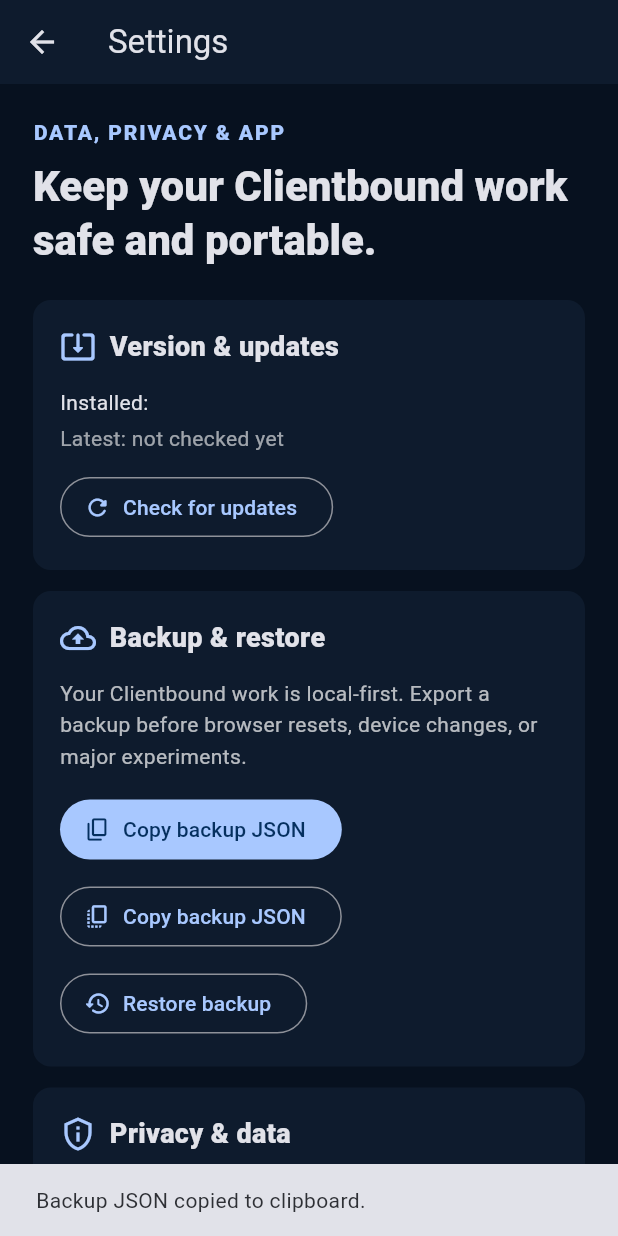
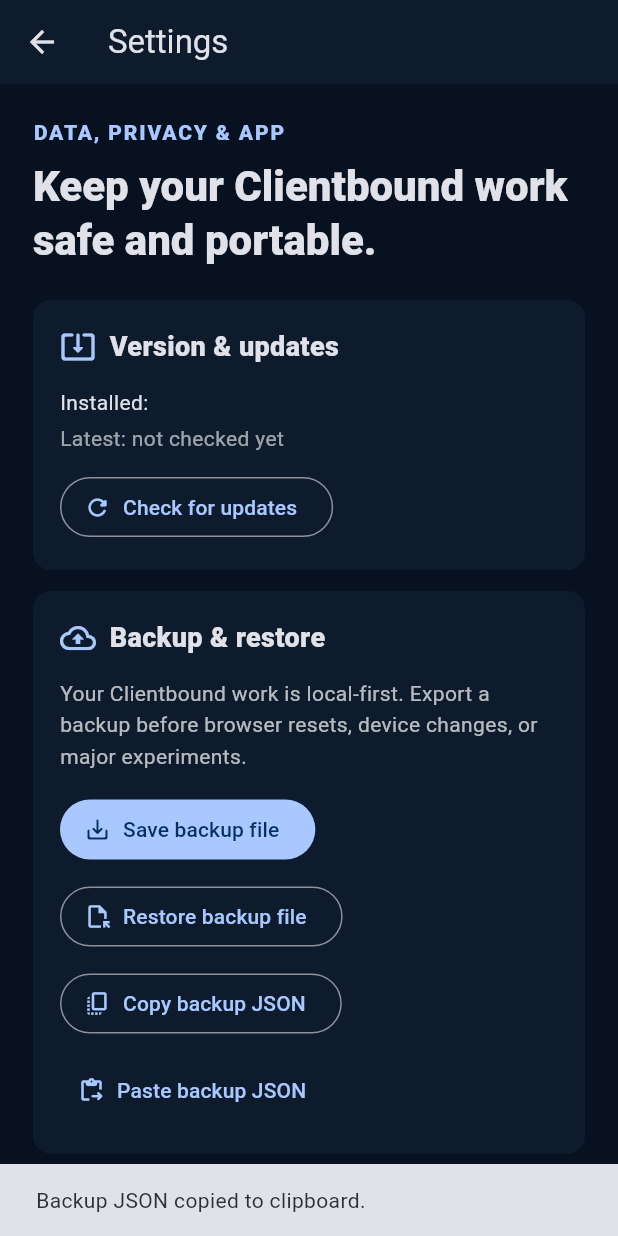
Before and after one commit to GraysonSeven/graysonseven.github.io, a Flutter app: the SettingsPage screen opened directly with empty values, after a tap on "Copy backup JSON", on a phone screen of 412 x 824 dp. Run offline on Flutter 3.47's test engine with Material 3 defaults, Android fonts, the phone set to English and light mode, and no system bars; our stand-ins replace file_picker, shared_preferences; missing offline and left inert: dart:html; accounts and stored records are empty; network calls fail.

Commit message:
ci: stage Clientbound v1.0 backup portability

```diff
--- a/clientbound-src/lib/settings_page.dart
+++ b/clientbound-src/lib/settings_page.dart
@@ -5,7 +5,7 @@
 
 import 'app_reload.dart';
 import 'app_settings_store.dart';
-import 'backup_download.dart';
+import 'backup_file_service.dart';
 import 'backup_service.dart';
 import 'community_store.dart';
 import 'progress_store.dart';
@@ -158,27 +158,24 @@
                 runSpacing: 10,
                 children: [
                   FilledButton.icon(
-                    onPressed: () => _exportBackup(context, backup),
-                    icon: Icon(
-                      kIsWeb
-                          ? Icons.download_rounded
-                          : Icons.copy_rounded,
-                    ),
-                    label: Text(
-                      kIsWeb
-                          ? 'Download backup'
-                          : 'Copy backup JSON',
-                    ),
+                    onPressed: () => _saveBackupFile(context, backup),
+                    icon: const Icon(Icons.save_alt_rounded),
+                    label: const Text('Save backup file'),
+                  ),
+                  OutlinedButton.icon(
+                    onPressed: () => _restoreBackupFile(context, backup),
+                    icon: const Icon(Icons.file_open_outlined),
+                    label: const Text('Restore backup file'),
                   ),
                   OutlinedButton.icon(
                     onPressed: () => _copyBackup(context, backup),
                     icon: const Icon(Icons.copy_all_rounded),
                     label: const Text('Copy backup JSON'),
                   ),
-                  OutlinedButton.icon(
-                    onPressed: () => _restoreBackup(context, backup),
-                    icon: const Icon(Icons.restore_rounded),
-                    label: const Text('Restore backup'),
+                  TextButton.icon(
+                    onPressed: () => _restoreBackupJson(context, backup),
+                    icon: const Icon(Icons.content_paste_go_rounded),
+                    label: const Text('Paste backup JSON'),
                   ),
                 ],
               ),
@@ -311,27 +308,50 @@
     }
   }
 
-  Future<void> _exportBackup(
+  Future<void> _saveBackupFile(
     BuildContext context,
     BackupService backup,
   ) async {
     final json = backup.createBackupJson();
-    final day =
-        DateTime.now().toUtc().toIso8601String().split('T').first;
-    final filename = 'clientbound-backup-$day.json';
-    final downloaded = await downloadBackupText(json, filename);
-    if (!downloaded) {
-      await Clipboard.setData(ClipboardData(text: json));
-    }
-    if (context.mounted) {
+    final filename = BackupFileService.filenameForDate(DateTime.now());
+
+    try {
+      final saved = await BackupFileService.saveBackup(
+        contents: json,
+        filename: filename,
+      );
+      if (!context.mounted) return;
       ScaffoldMessenger.of(context).showSnackBar(
         SnackBar(
           content: Text(
-            downloaded
-                ? 'Clientbound backup downloaded.'
-                : 'Backup JSON copied to clipboard.',
+            saved ? 'Clientbound backup file saved.' : 'Backup save canceled.',
           ),
         ),
+      );
+    } catch (error) {
+      if (!context.mounted) return;
+      ScaffoldMessenger.of(context).showSnackBar(
+        SnackBar(content: Text('Could not save backup file: $error')),
+      );
+    }
+  }
+
+  Future<void> _restoreBackupFile(
+    BuildContext context,
+    BackupService backup,
+  ) async {
+    try {
+      final raw = await BackupFileService.pickBackupText();
+      if (raw == null) return;
+      await backup.restoreBackupJson(raw);
+      if (!context.mounted) return;
+      ScaffoldMessenger.of(context).showSnackBar(
+        const SnackBar(content: Text('Backup file restored successfully.')),
+      );
+    } catch (error) {
+      if (!context.mounted) return;
+      ScaffoldMessenger.of(context).showSnackBar(
+        SnackBar(content: Text('Backup file restore rejected: $error')),
       );
     }
   }
@@ -350,7 +370,7 @@
     }
   }
 
-  Future<void> _restoreBackup(
+  Future<void> _restoreBackupJson(
     BuildContext context,
     BackupService backup,
   ) async {
@@ -358,7 +378,7 @@
     final accepted = await showDialog<bool>(
       context: context,
       builder: (context) => AlertDialog(
-        title: const Text('Restore Clientbound backup'),
+        title: const Text('Paste Clientbound backup JSON'),
         content: SizedBox(
           width: 620,
           child: TextField(
@@ -377,7 +397,7 @@
           ),
           FilledButton(
             onPressed: () => Navigator.pop(context, true),
-            child: const Text('Validate & restore'),
+            child: const Text('Validate & restore JSON'),
           ),
         ],
       ),
```
